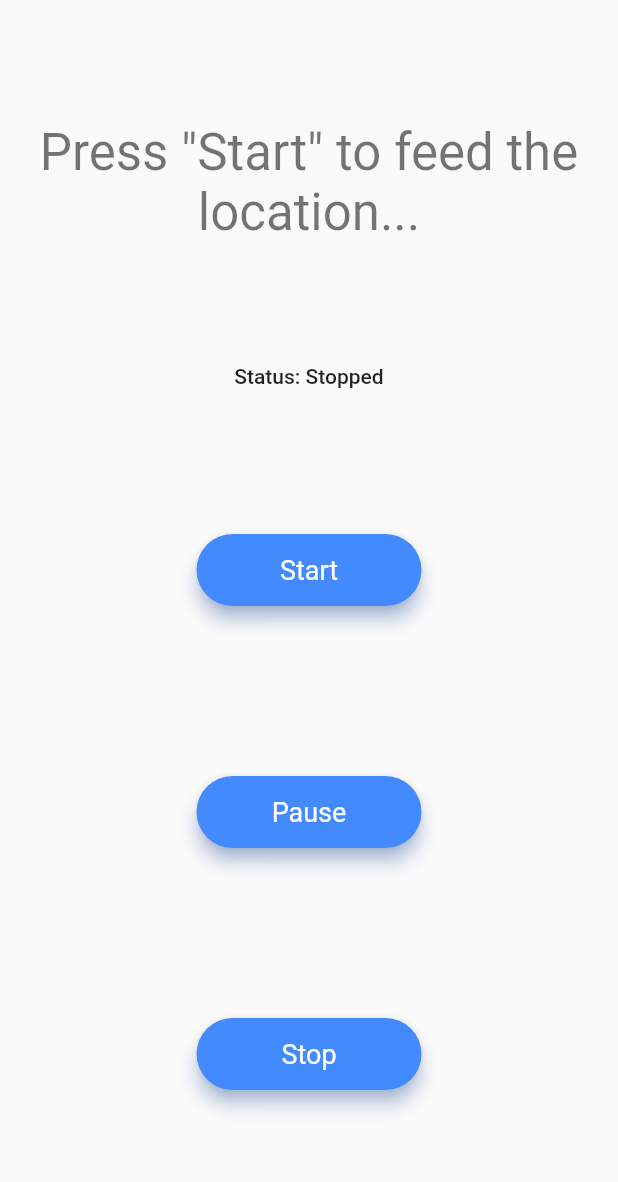
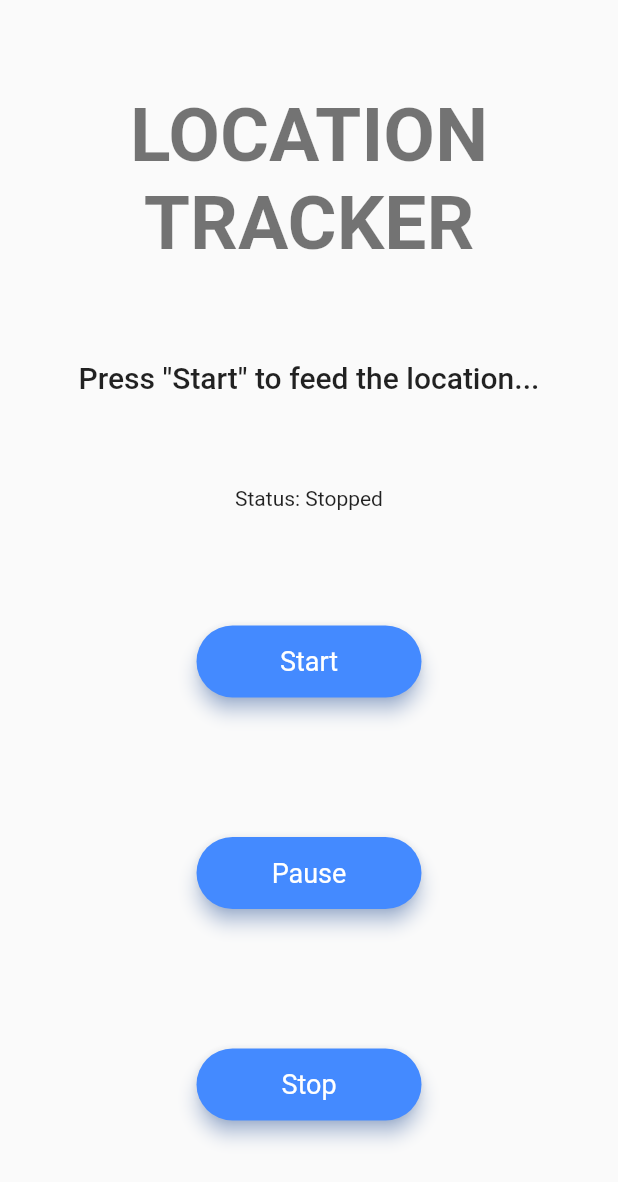
Before and after one commit to ranganaudara/location_tracker, a Flutter app: the LocationScreen screen opened directly, after a tap on "Start", on a phone screen of 412 x 824 dp. Shown: the top 1182 px of the screen. Run offline on Flutter 3.47's test engine with Material 2 defaults, Android fonts, the phone set to English and light mode, and no system bars; our stand-ins replace location, shared_preferences; accounts and stored records are empty.

Commit message:
- location service partially added

```diff
--- a/lib/src/Screens/LocationScreen.dart
+++ /dev/null
@@ -1,97 +0,0 @@
-import 'package:flutter/material.dart';
-import 'package:shared_preferences/shared_preferences.dart';
-
-class LocationScreen extends StatefulWidget {
-  @override
-  _LocationScreenState createState() => _LocationScreenState();
-}
-
-class _LocationScreenState extends State<LocationScreen> {
-
-  String _status = "Stopped";
-  @override
-  Widget build(BuildContext context) {
-    return Scaffold(
-      body: Column(
-        mainAxisAlignment: MainAxisAlignment.spaceEvenly,
-        children: [
-          Text(
-            "Press \"Start\" to feed the location...",
-            style: Theme.of(context).textTheme.headline4,
-            textAlign: TextAlign.center,
-          ),
-          Text(
-            "Status: $_status",
-            style: Theme.of(context).textTheme.bodyText1,
-            textAlign: TextAlign.center,
-          ),
-          Padding(
-            padding: EdgeInsets.symmetric(vertical: 16.0),
-            child: Material(
-              borderRadius: BorderRadius.circular(32.0),
-              color: Colors.blueAccent,
-              shadowColor: Colors.blueAccent.shade100,
-              elevation: 5.0,
-              child: MaterialButton(
-                minWidth: 150.0,
-                height: 45.0,
-                onPressed: () {
-
-                },
-                child: Text('Start', style: Theme.of(context).textTheme.button),
-              ),
-            ),
-          ),
-          Padding(
-            padding: EdgeInsets.symmetric(vertical: 16.0),
-            child: Material(
-              borderRadius: BorderRadius.circular(32.0),
-              color: Colors.blueAccent,
-              shadowColor: Colors.blueAccent.shade100,
-              elevation: 5.0,
-              child: MaterialButton(
-                minWidth: 150.0,
-                height: 45.0,
-                onPressed: () {
-
-                },
-                child: Text('Pause', style: Theme.of(context).textTheme.button),
-              ),
-            ),
-          ),
-
-          Padding(
-            padding: EdgeInsets.symmetric(vertical: 16.0),
-            child: Material(
-              borderRadius: BorderRadius.circular(32.0),
-              color: Colors.blueAccent,
-              shadowColor: Colors.blueAccent.shade100,
-              elevation: 5.0,
-              child: MaterialButton(
-                minWidth: 150.0,
-                height: 45.0,
-                onPressed: () {
-
-                },
-                child: Text('Stop', style: Theme.of(context).textTheme.button),
-              ),
-            ),
-          ),
-        ],
-      ),
-    );
-  }
-
-
-
-  @override
-  void initState() {
-    getPreferences();
-  }
-}
-
-getPreferences() async {
-  SharedPreferences prefs = await SharedPreferences.getInstance();
-  print("number: "+prefs.getString('number'));
-  print("type: "+ prefs.getString('type'));
-}
--- a/lib/src/app.dart
+++ b/lib/src/app.dart
@@ -1,6 +1,6 @@
 import 'package:flutter/material.dart';
 
-import 'Screens/HomeScreen.dart';
+import 'screens/HomeScreen.dart';
 
 class App extends StatefulWidget {
   @override
--- a/lib/src/Screens/HomeScreen.dart
+++ b/lib/src/screens/HomeScreen.dart
@@ -1,7 +1,7 @@
 import 'package:flutter/material.dart';
-import 'package:location_tracker/src/Widget/Button.dart';
-import 'package:location_tracker/src/Widget/DropDownWidget.dart';
-import 'package:location_tracker/src/Widget/TextInputWidget.dart';
+import 'package:location_tracker/src/widgets/Button.dart';
+import 'package:location_tracker/src/widgets/DropDownWidget.dart';
+import 'package:location_tracker/src/widgets/TextInputWidget.dart';
 import 'package:shared_preferences/shared_preferences.dart';
 
 import 'LocationScreen.dart';
--- /dev/null
+++ b/lib/src/screens/LocationScreen.dart
@@ -0,0 +1,117 @@
+import 'package:flutter/material.dart';
+import 'package:location_tracker/src/widgets/Button.dart';
+import 'package:shared_preferences/shared_preferences.dart';
+import 'package:location/location.dart';
+
+class LocationScreen extends StatefulWidget {
+  @override
+  _LocationScreenState createState() => _LocationScreenState();
+}
+
+class _LocationScreenState extends State<LocationScreen> {
+  String _status = "Stopped";
+  final Location location = Location();
+  bool _enabled;
+  String _error;
+
+  PermissionStatus _permissionGranted;
+
+  //Check Permission
+  Future<PermissionStatus> _checkPermissions() async {
+    final PermissionStatus permissionGrantedResult =
+        await location.hasPermission();
+    return permissionGrantedResult;
+  }
+
+  //Request Permission
+  Future<void> _requestPermission() async {
+    if (_permissionGranted != PermissionStatus.granted) {
+      final PermissionStatus permissionRequestedResult =
+          await location.requestPermission();
+      setState(() {
+        _permissionGranted = permissionRequestedResult;
+      });
+    }
+  }
+
+  //Check Background Mode
+  Future<void> _checkBackgroundMode() async {
+    setState(() {
+      _error = null;
+    });
+    final bool result = await location.isBackgroundModeEnabled();
+    setState(() {
+      _enabled = result;
+    });
+  }
+
+  //Enable Background Mode
+  Future<void> _toggleBackgroundMode() async {
+    setState(() {
+      _error = null;
+    });
+    try {
+      final bool result =
+      await location.enableBackgroundMode(enable: !(_enabled ?? false));
+      setState(() {
+        _enabled = result;
+      });
+    } on PlatformException catch (err) {
+      setState(() {
+        _error = err.code;
+      });
+    }
+  }
+
+  @override
+  Widget build(BuildContext context) {
+    return Scaffold(
+      body: Column(
+        mainAxisAlignment: MainAxisAlignment.spaceEvenly,
+        children: [
+          Text(
+            "LOCATION TRACKER",
+            style: Theme.of(context).textTheme.headline1,
+            textAlign: TextAlign.center,
+          ),
+          Text(
+            "Press \"Start\" to feed the location...",
+            style: Theme.of(context).textTheme.headline6,
+            textAlign: TextAlign.center,
+          ),
+          Text(
+            "Status: $_status",
+            style: Theme.of(context).textTheme.bodyText2,
+            textAlign: TextAlign.center,
+          ),
+          Button(
+            name: "Start",
+            buttonOnPressed: () {},
+          ),
+          Button(
+            name: "Pause",
+          ),
+          Button(
+            name: "Stop",
+          ),
+        ],
+      ),
+    );
+  }
+
+  @override
+  void initState() {
+    getPreferences();
+    _checkPermissions().then((value) => {
+          if (_permissionGranted != PermissionStatus.granted)
+            {_requestPermission()}
+        });
+    super.initState();
+  }
+}
+
+getPreferences() async {
+  SharedPreferences prefs = await SharedPreferences.getInstance();
+  print("number: " + prefs.getString('number'));
+  print("type: " + prefs.getString('type'));
+}
--- a/lib/src/Widget/Button.dart
+++ b/lib/src/widgets/Button.dart
@@ -17,7 +17,7 @@ class Button extends StatelessWidget {
         shadowColor: Colors.blueAccent.shade100,
         elevation: 5.0,
         child: MaterialButton(
-          child: Text('Save', style: Theme.of(context).textTheme.button),
+          child: Text(name, style: Theme.of(context).textTheme.button),
           minWidth: 150.0,
           height: 45.0,
           onPressed: buttonOnPressed,
```
Also changed, not shown: lib/src/widgets/DropDownWidget.dart (renamed from lib/src/Widget/DropDownWidget.dart), lib/src/widgets/TextInputWidget.dart (renamed from lib/src/Widget/TextInputWidget.dart).
